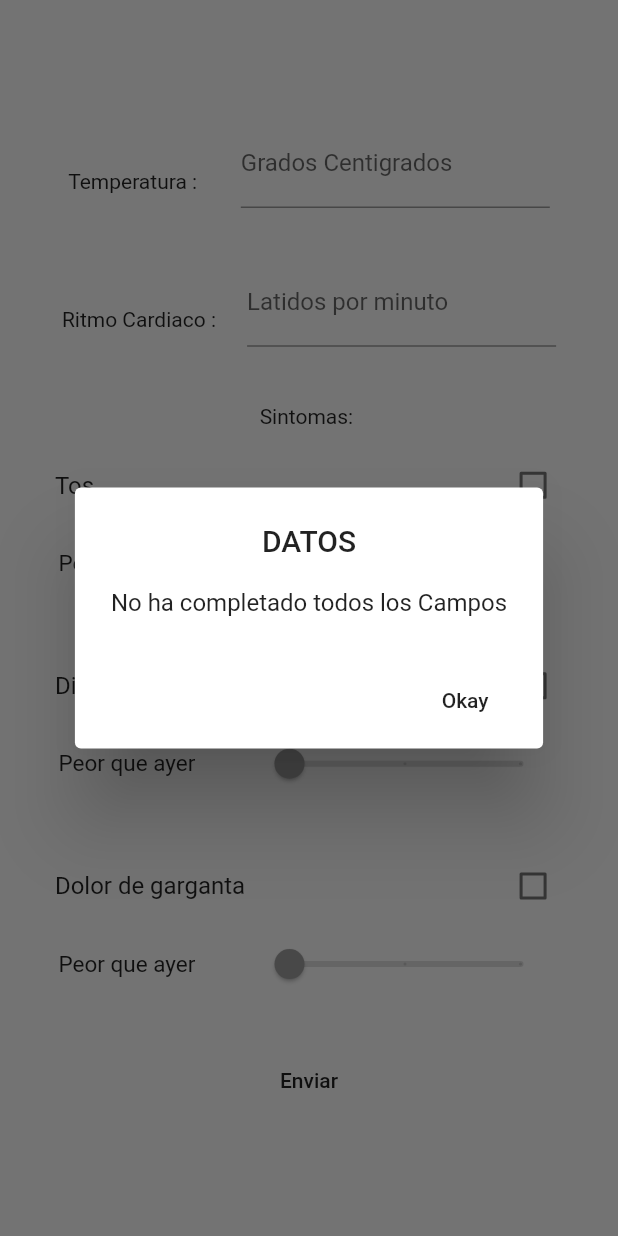
After one commit to josephinoo/covid19EC, a Flutter app: the InformeScreen screen opened by its route, after a tap on "Enviar", on a phone screen of 412 x 824 dp. The commit adds this screen. Run offline on Flutter 3.47's test engine with Material 2 defaults, Android fonts, the phone set to English and light mode, and no system bars; our stand-ins replace fluttertoast, shared_preferences; accounts and stored records are empty.

Commit message:
Informe_Screen
Creacion de la pantalla Informe

```diff
--- a/prevcovidapp/lib/main.dart
+++ b/prevcovidapp/lib/main.dart
@@ -5,7 +5,7 @@ import 'package:prevcovidapp/screens/main_screen.dart';
 import 'package:prevcovidapp/screens/signup_screen.dart';
 import './screens/auth_screen.dart';
 import 'package:provider/provider.dart';
-
+import './screens/informe_screen.dart';
 void main() {
   runApp(MyApp());
 }
@@ -45,6 +45,7 @@ class MyApp extends StatelessWidget {
                           : AuthScreen()),
           routes: {
             SignUpScreen.routeName: (ctx) => SignUpScreen(),
+            InformeScreen.routeName:(ctx)=>InformeScreen(),
           },
         ),
       ),
--- a/prevcovidapp/lib/screens/auth_screen.dart
+++ b/prevcovidapp/lib/screens/auth_screen.dart
@@ -157,5 +157,6 @@ class _AuthCardState extends State<AuthCard> {
     setState(() {
       _isLoading = false;
     });
+    //Navigator.of(context).pop();
   }
 }
--- /dev/null
+++ b/prevcovidapp/lib/screens/informe_screen.dart
@@ -0,0 +1,198 @@
+import 'package:flutter/material.dart';
+import 'package:provider/provider.dart';
+import '../widgets/checkbox_widget.dart';
+import 'dart:convert';
+import '../providers/user.dart';
+import '../providers/auth.dart';
+import 'package:http/http.dart' as http;
+import 'package:fluttertoast/fluttertoast.dart';
+
+class InformeScreen extends StatefulWidget {
+  static const routeName = "/informe-screen";
+  @override
+  _InformeScreenState createState() => _InformeScreenState();
+}
+
+class _InformeScreenState extends State<InformeScreen> {
+  final controllerGrados = TextEditingController();
+  final controllerLatXMin = TextEditingController();
+  @override
+  void dispose() {
+    controllerLatXMin.dispose();
+    controllerGrados.dispose();
+    super.dispose();
+  }
+
+  @override
+  Widget build(BuildContext context) {
+    final mq = MediaQuery.of(context);
+    final widgetTos = CheckboxWidget("Tos");
+    final widgetDificultad = CheckboxWidget("Dificultad para respirar");
+    final widgetDolor = CheckboxWidget("Dolor de garganta");
+    return Scaffold(
+      body: Container(
+        alignment: Alignment.center,
+        width: mq.size.width,
+        height: mq.size.height,
+        child: SingleChildScrollView(
+          child: Column(
+            children: <Widget>[
+              _buildText("Temperatura", "Grados Centigrados", mq.size,
+                  controllerGrados),
+              SizedBox(height: 10),
+              _buildText("Ritmo Cardiaco", "Latidos por minuto", mq.size,
+                  controllerLatXMin),
+              SizedBox(height: 15),
+              Text("Sintomas: "),
+              SizedBox(height: 10),
+              widgetTos,
+              SizedBox(height: 10),
+              widgetDificultad,
+              SizedBox(height: 10),
+              widgetDolor,
+              SizedBox(height: 10),
+              FlatButton(
+                  onPressed: () {
+                    if (controllerLatXMin.text.isEmpty ||
+                        controllerLatXMin.text.isEmpty) {
+                      showDialog<Null>(
+                        context: context,
+                        builder: (ctx) => AlertDialog(
+                          title: Text(
+                            "DATOS",
+                            textAlign: TextAlign.center,
+                          ),
+                          content: Text(
+                            "No ha completado todos los Campos",
+                            textAlign: TextAlign.center,
+                          ),
+                          actions: <Widget>[
+                            FlatButton(
+                                onPressed: () {
+                                  Navigator.of(ctx).pop();
+                                },
+                                child: Text("Okay"))
+                          ],
+                        ),
+                      );
+                    } else {
+                      _sendData(
+                        _getData(
+                          widgetTos.data,
+                          widgetDificultad.data,
+                          widgetDolor.data,
+                        ),
+                      );
+                      Navigator.of(context).pop();
+                      Fluttertoast.showToast(
+                        msg: "Envio Exitoso",
+                        toastLength: Toast.LENGTH_SHORT,
+                      );
+                    }
+                  },
+                  child: Text("Enviar"))
+            ],
+          ),
+        ),
+      ),
+    );
+  }
+
+  String _getData(
+    Map<String, dynamic> m1,
+    Map<String, dynamic> m2,
+    Map<String, dynamic> m3,
+  ) {
+    return json.encode({
+      'fechaDiag': DateTime.now().toIso8601String(),
+      'temperatura': controllerGrados.text,
+      'ritmoCardiaco': controllerLatXMin.text,
+      'hasTos': m1['hasTos'],
+      'estado': m1['estado'],
+      'hasDificultad': m2['hasDificultad para respirar'],
+      'estado': m2['estado'],
+      'hasDolor': m3['hasDolor de garganta'],
+      'estado': m3['estado'],
+    });
+  }
+
+  Future<void> _sendData(String data) async {
+    final user = Provider.of<User>(context, listen: false);
+    final auth = Provider.of<Auth>(context, listen: false);
+    final id = user.localId;
+    final authToken = auth.token;
+    final url =
+        'https://covid19app-2cf50.firebaseio.com/diagnostico/$id.json?auth=$authToken';
+    try {
+      final request = await http.post(url, body: data);
+      if (request.statusCode >= 400) {
+        showDialog<Null>(
+          context: context,
+          builder: (ctx) => AlertDialog(
+            title: Text(
+              "Algo a Ocurrido",
+              textAlign: TextAlign.center,
+            ),
+            content: Text(
+              "Intentelo en unos minutos despues",
+              textAlign: TextAlign.center,
+            ),
+            actions: <Widget>[
+              FlatButton(
+                  onPressed: () {
+                    Navigator.of(ctx).pop();
+                  },
+                  child: Text("Okay"))
+            ],
+          ),
+        );
+      }
+    } catch (error) {
+      showDialog<Null>(
+        context: context,
+        builder: (ctx) => AlertDialog(
+          title: Text(
+            "Algo a Ocurrido",
+            textAlign: TextAlign.center,
+          ),
+          content: Text(
+            error.toString(),
+            textAlign: TextAlign.center,
+          ),
+          actions: <Widget>[
+            FlatButton(
+                onPressed: () {
+                  Navigator.of(ctx).pop();
+                },
+                child: Text("Okay"))
+          ],
+        ),
+      );
+    }
+  }
+
+  Widget _buildText(
+      String texto, String label, Size size, TextEditingController controller) {
+    return Container(
+      width: size.width * 0.85,
+      height: size.height * 0.1,
+      child: Row(
+        mainAxisAlignment: MainAxisAlignment.spaceAround,
+        children: <Widget>[
+          Text(texto + " :"),
+          Container(
+            width: size.width * 0.5,
+            height: size.height * 0.1,
+            child: TextField(
+              controller: controller,
+              keyboardType: TextInputType.number,
+              decoration: InputDecoration(
+                labelText: label,
+              ),
+            ),
+          ),
+        ],
+      ),
+    );
+  }
+}
--- /dev/null
+++ b/prevcovidapp/lib/widgets/checkbox_widget.dart
@@ -0,0 +1,109 @@
+import 'package:flutter/material.dart';
+
+class CheckboxWidget extends StatefulWidget {
+  final String texto;
+  var data;
+  CheckboxWidget(this.texto);
+  @override
+  _CheckboxWidgetState createState() => _CheckboxWidgetState();
+}
+
+class _CheckboxWidgetState extends State<CheckboxWidget> {
+  var _bandera = false;
+  @override
+  Widget build(BuildContext context) {
+    final mq = MediaQuery.of(context);
+    String text = widget.texto;
+    widget.data = {'has$text': _bandera, 'estado': 'No presenta sintoma'};
+    return Container(
+      //constraints: BoxConstraints(minHeight: 10,minWidth: 20,maxHeight: 50,maxWidth: 100),
+      child: Container(
+        width: mq.size.width * 0.9,
+        height: mq.size.height * 0.15,
+        child: Column(
+          children: <Widget>[
+            CheckboxListTile(
+              value: _bandera,
+              onChanged: (val) {
+                setState(
+                  () {
+                    _bandera ? _bandera = false : _bandera = true;
+                    widget.data['has$text'] = _bandera;
+                    widget.data['estado'] =
+                        _bandera ? '' : 'No presenta sintoma';
+                  },
+                );
+              },
+              title: Text(widget.texto),
+            ),
+            SliderWidget(_bandera, widget.data),
+          ],
+        ),
+      ),
+    );
+  }
+}
+
+class SliderWidget extends StatefulWidget {
+  final bandera;
+  final data;
+
+  SliderWidget(this.bandera, this.data);
+  @override
+  _SiderWidgetState createState() => _SiderWidgetState();
+}
+
+class _SiderWidgetState extends State<SliderWidget> {
+  int valueHolder = 1;
+  final mapa = {
+    1: 'Peor que ayer',
+    2: 'Igual que ayer',
+    3: 'Mejor que ayer',
+  };
+
+  @override
+  Widget build(BuildContext context) {
+    if (widget.bandera) {
+      widget.data['estado'] = mapa[valueHolder];
+    } else {
+      widget.data['estado'] = 'No presenta Sintoma';
+    }
+    final mq = MediaQuery.of(context);
+    return Container(
+      width: mq.size.width * 0.9,
+      //height: 174,
+      child: Row(
+        mainAxisAlignment: MainAxisAlignment.spaceAround,
+        children: [
+          Text(
+            mapa[valueHolder],
+            style: TextStyle(fontSize: 15),
+          ),
+          Container(
+            width: mq.size.width * 0.5,
+            child: Slider(
+              value: valueHolder.toDouble(),
+              min: 1,
+              max: 3,
+              divisions: 2,
+              activeColor: Colors.green,
+              inactiveColor: Colors.grey,
+              // label: '${valueHolder.round()}',
+              onChanged: widget.bandera
+                  ? (double newValue) {
+                      setState(() {
+                        valueHolder = newValue.round();
+                        widget.data['estado'] = mapa[valueHolder];
+                      });
+                    }
+                  : null,
+              semanticFormatterCallback: (double newValue) {
+                return '${newValue.round()}';
+              },
+            ),
+          ),
+        ],
+      ),
+    );
+  }
+}
--- a/prevcovidapp/pubspec.yaml
+++ b/prevcovidapp/pubspec.yaml
@@ -22,6 +22,7 @@ dependencies:
   provider: ^4.0.4
   shared_preferences: ^0.5.6+3
   http: ^0.12.0+4
+  fluttertoast: ^4.0.1
 
 
   # The following adds the Cupertino Icons font to your application.
```
Also changed, not shown: prevcovidapp/lib/providers/user.dart (+9 -5 lines), prevcovidapp/lib/screens/main_screen.dart (+9 -5 lines), prevcovidapp/pubspec.lock.
